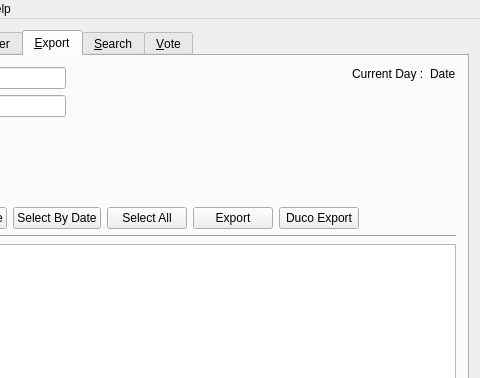
alirezafour/ilugRegister, file LugRegister/mainwindow.ui: the form before one commit; both pictures show x 108 to 588 and y 0 to 378 of the 588 by 544 pixel window.
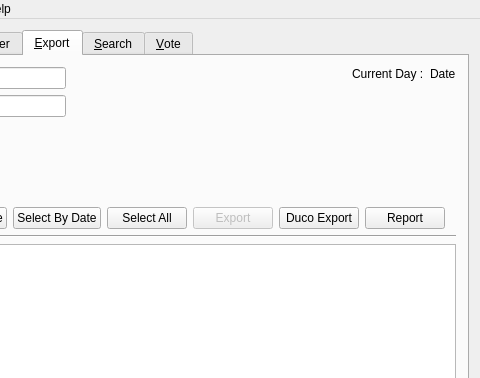
The form after the commit. The open tabs and pages were chosen to show the change.

Commit message: add report for export tab

Patch:
```diff
--- a/LugRegister/mainwindow.ui
+++ b/LugRegister/mainwindow.ui
@@ -729,6 +729,9 @@
                 </item>
                 <item>
                  <widget class="QPushButton" name="ExportButton">
+                  <property name="enabled">
+                   <bool>false</bool>
+                  </property>
                   <property name="sizePolicy">
                    <sizepolicy hsizetype="Preferred" vsizetype="Fixed">
                     <horstretch>0</horstretch>
@@ -747,6 +750,13 @@
                   </property>
                  </widget>
                 </item>
+                <item>
+                 <widget class="QPushButton" name="report_btn">
+                  <property name="text">
+                   <string>Report</string>
+                  </property>
+                 </widget>
+                </item>
                </layout>
               </item>
               <item>
```
The commit also changes 509 other files.
